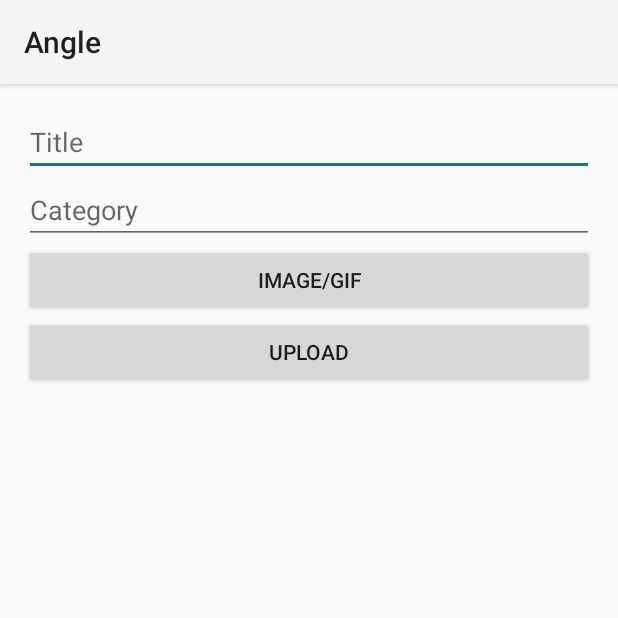
After one commit to ukpa/9gag-Clone, an Android app: the UploadActivity screen opened directly, with no data from a screen before it, on a phone screen of 412 x 824 dp, the top half of it. The commit adds this screen. Run offline under Robolectric (Android 15) with nearby library versions, the phone set to English and light mode, and no system bars; libraries missing offline, so code that uses them is left out: com.amazonaws.mobileconnectors.

Commit message:
upload functionality added

```diff
--- a/app/src/main/java/com/amazonaws/mobile/util/ImageSelectorUtils.java
+++ b/app/src/main/java/com/amazonaws/mobile/util/ImageSelectorUtils.java
@@ -1,9 +1,11 @@
 package com.amazonaws.mobile.util;
 
+import android.Manifest;
 import android.annotation.SuppressLint;
 import android.content.ContentUris;
 import android.content.Context;
 import android.content.Intent;
+import android.content.pm.PackageManager;
 import android.database.Cursor;
 import android.net.Uri;
 import android.os.Build;
--- a/app/src/main/java/com/angleapp/SplashActivity.java
+++ b/app/src/main/java/com/angleapp/SplashActivity.java
@@ -11,6 +11,8 @@ package com.angleapp;
 import android.app.Activity;
 import android.content.Intent;
 import android.os.Bundle;
+import android.support.design.widget.CoordinatorLayout;
+import android.support.design.widget.Snackbar;
 import android.util.Log;
 import android.view.MotionEvent;
 import android.widget.Toast;
@@ -98,6 +100,8 @@ public class SplashActivity extends Activity {
 
         super.onCreate(savedInstanceState);
         setContentView(R.layout.activity_splash);
+        CoordinatorLayout coordinatorLayout = (CoordinatorLayout)findViewById(R.id.splashCoordinator);
+        Snackbar.make(coordinatorLayout,"Welcome to Angel App, loads of fun awaits!",Snackbar.LENGTH_LONG).show();
 
         final Thread thread = new Thread(new Runnable() {
             public void run() {
@@ -125,6 +129,7 @@ public class SplashActivity extends Activity {
             }
         });
         thread.start();
+
     }
 
     @Override
--- /dev/null
+++ b/app/src/main/java/com/angleapp/UploadActivity.java
@@ -0,0 +1,96 @@
+package com.angleapp;
+
+import android.content.Intent;
+import android.graphics.Bitmap;
+import android.net.Uri;
+import android.os.AsyncTask;
+import android.provider.MediaStore;
+import android.support.v7.app.AppCompatActivity;
+import android.os.Bundle;
+import android.util.Log;
+import android.view.View;
+import android.widget.Button;
+import android.widget.EditText;
+import android.widget.ImageView;
+import android.widget.Toast;
+
+import com.amazonaws.mobile.AWSMobileClient;
+import com.amazonaws.mobile.util.ImageSelectorUtils;
+import com.amazonaws.mobileconnectors.dynamodbv2.dynamodbmapper.DynamoDBMapper;
+
+import java.io.IOException;
+import java.util.HashSet;
+import java.util.Set;
+
+public class UploadActivity extends AppCompatActivity {
+    static final int PICK_PICTURE_REQUEST = 1111;
+    String data_path;
+    ImageView imageView;
+    @Override
+    protected void onCreate(Bundle savedInstanceState) {
+        super.onCreate(savedInstanceState);
+        setContentView(R.layout.activity_upload);
+        final EditText title = (EditText)findViewById(R.id.postTitle);
+        final EditText category = (EditText)findViewById(R.id.postCategory);
+        imageView= (ImageView)findViewById(R.id.postImage);
+        Button imageOrGif = (Button)findViewById(R.id.uploadData);
+        Button uploadButton  = (Button)findViewById(R.id.postUpload);
+        imageOrGif.setOnClickListener(new View.OnClickListener() {
+            @Override
+            public void onClick(View v) {
+                startActivityForResult(ImageSelectorUtils.getImageSelectionIntent(),PICK_PICTURE_REQUEST);
+            }
+        });
+        uploadButton.setOnClickListener(new View.OnClickListener() {
+            @Override
+            public void onClick(View v) {
+                AWSMobileClient awsMobileClient = AWSMobileClient.defaultMobileClient();
+                final Post post = new Post();
+                post.setAuthor("Unni");
+                post.setUserId(Application.userId);
+                post.setCategory(category.getText().toString());
+                post.setContent(data_path);
+                post.setCreationDate(1231213);
+                post.setTitle(title.getText().toString());
+                Set<String> set = new HashSet<>();
+                set.add("a");
+                set.add("b");
+                post.setKeywords(set);
+                final DynamoDBMapper dbMapper = awsMobileClient.getDynamoDBMapper();
+                AsyncTask<Void,Void,Void> asyncTask = new AsyncTask<Void, Void, Void>() {
+                    @Override
+                    protected Void doInBackground(Void... params) {
+                        dbMapper.save(post);
+                        Intent intent=new Intent();
+                        intent.putExtra("message","Uploaded Successfully");
+                        setResult(RESULT_OK,intent);
+                        finish();
+                        return null;
+                    }
+                };
+
+                asyncTask.execute();
+
+            }
+        });
+
+    }
+
+    @Override
+    protected void onActivityResult(int requestCode, int resultCode, Intent data) {
+        if (requestCode == PICK_PICTURE_REQUEST) {
+            // Make sure the request was successful
+            if (resultCode == RESULT_OK) {
+                Uri pictureuri = data.getData();
+                try{
+                    Bitmap bitmap  = MediaStore.Images.Media.getBitmap(this.getContentResolver(),pictureuri);
+                    imageView.setVisibility(View.VISIBLE);
+                    imageView.setImageBitmap(bitmap);
+                }catch (IOException e){}
+
+                data_path = ImageSelectorUtils.getFilePathFromUri(this,pictureuri);
+            }
+        }
+
+    }
+}
--- a/app/src/main/res/layout/activity_splash.xml
+++ b/app/src/main/res/layout/activity_splash.xml
@@ -1,9 +1,10 @@
-<RelativeLayout xmlns:android="http://schemas.android.com/apk/res/android"
+<android.support.design.widget.CoordinatorLayout xmlns:android="http://schemas.android.com/apk/res/android"
     xmlns:tools="http://schemas.android.com/tools"
     android:layout_width="match_parent"
     android:layout_height="fill_parent"
     tools:context=".SplashActivity"
     android:background="@color/splash_background"
+    android:id="@+id/splashCoordinator"
     >
 
     <LinearLayout xmlns:android="http://schemas.android.com/apk/res/android"
@@ -30,4 +31,4 @@
 
     </LinearLayout>
 
-</RelativeLayout>
+</android.support.design.widget.CoordinatorLayout>
--- /dev/null
+++ b/app/src/main/res/layout/activity_upload.xml
@@ -0,0 +1,42 @@
+<?xml version="1.0" encoding="utf-8"?>
+<LinearLayout xmlns:android="http://schemas.android.com/apk/res/android"
+    xmlns:tools="http://schemas.android.com/tools"
+    android:layout_width="match_parent"
+    android:layout_height="match_parent"
+    android:paddingBottom="@dimen/activity_vertical_margin"
+    android:paddingLeft="@dimen/activity_horizontal_margin"
+    android:paddingRight="@dimen/activity_horizontal_margin"
+    android:paddingTop="@dimen/activity_vertical_margin"
+    tools:context="com.angleapp.UploadActivity"
+    android:orientation="vertical"
+    android:layout_gravity="center">
+    <EditText
+        android:layout_width="match_parent"
+        android:layout_height="wrap_content"
+        android:id="@+id/postTitle"
+        android:hint="Title"/>
+    <EditText
+        android:layout_width="match_parent"
+        android:layout_height="wrap_content"
+        android:id="@+id/postCategory"
+        android:hint="Category"/>
+    <ImageView
+        android:layout_gravity="center"
+        android:layout_width="wrap_content"
+        android:layout_height="300dp"
+        android:id="@+id/postImage"
+        android:visibility="gone"/>
+    <Button
+        android:layout_width="match_parent"
+        android:layout_height="wrap_content"
+        android:id="@+id/uploadData"
+        android:text="Image/Gif"/>
+    <Button
+        android:layout_width="match_parent"
+        android:layout_height="wrap_content"
+        android:text="Upload"
+        android:id="@+id/postUpload"
+        android:layout_gravity="bottom"/>
+
+
+</LinearLayout>
--- a/app/src/main/res/values/strings.xml
+++ b/app/src/main/res/values/strings.xml
@@ -160,4 +160,5 @@
     <string name="settings_fragment_dialog_title">Please wait &#8230;</string>
     <string name="settings_fragment_dialog_message">Loading&#8230;</string>
     <string name="settings_fragment_prompt">Please choose a theme:</string>
+    <string name="ic_upload">Upload</string>
 </resources>
```
Also changed, not shown: app/build.gradle (+5 -4 lines), app/src/main/AndroidManifest.xml (+4 -3 lines), app/src/main/java/com/angleapp/Application.java (+19 -0 lines), app/src/main/java/com/angleapp/MainActivity.java (+64 -0 lines), app/src/main/java/com/angleapp/Post.java (added, +103 -0 lines), app/src/main/java/com/angleapp/SignInActivity.java (+4 -3 lines), app/src/main/res/layout/activity_main.xml (+4 -7 lines), app/src/main/res/layout/upload_dialog.xml (added, +10 -0 lines), app/src/main/res/menu/main_menu.xml (added, +8 -0 lines), app/src/main/res/mipmap-xxxhdpi/ic_add.png (added), app/src/main/res/mipmap-xxxhdpi/ic_upload.png (added), 1 other file.
